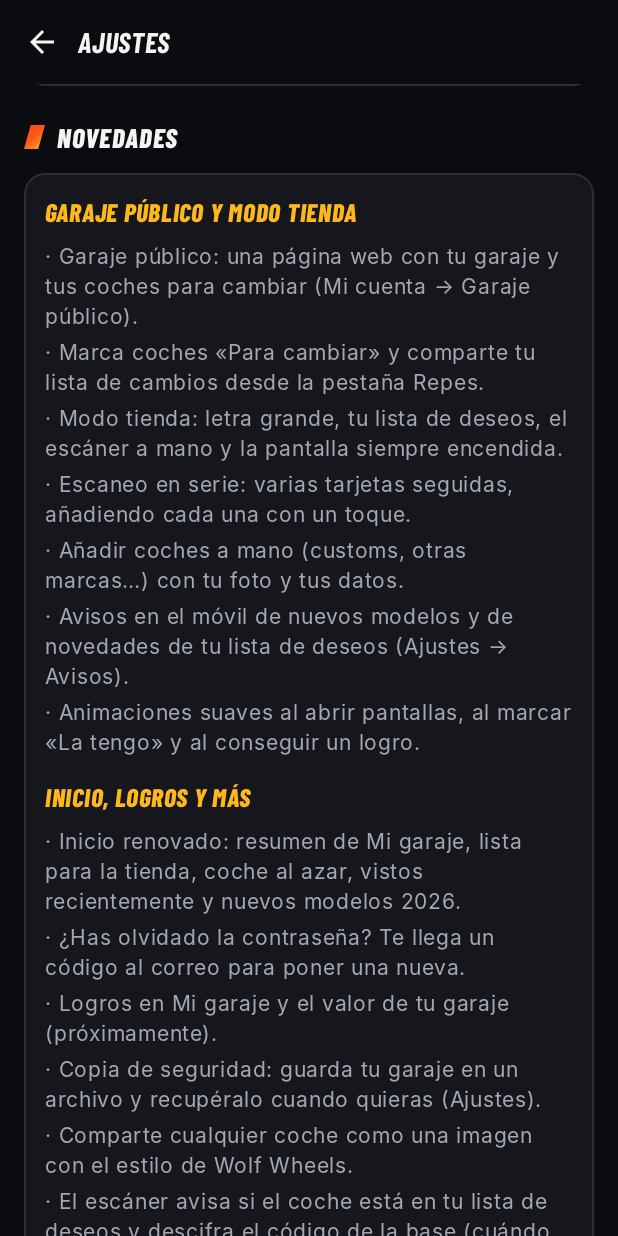
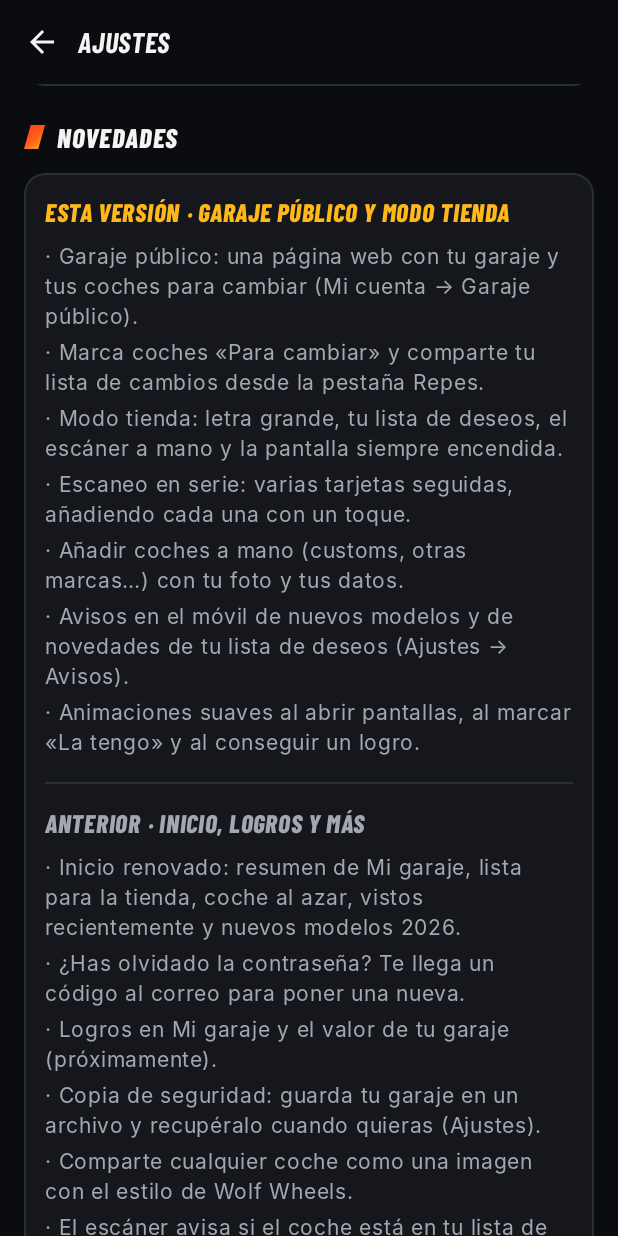
Before and after one commit to jonatanmonteror-gif/noir-wheels, an Android app built with Jetpack Compose: the composable SettingsScreen shown on its own in the app's theme, scrolled down 1074 dp, on a phone screen of 412 x 824 dp. Run offline under Robolectric (Android 15) with nearby library versions, the phone set to English and light mode, and no system bars; 3 statements that could not run were skipped.

Commit message:
What's new: only this version and the previous one
Co-Authored-By: Claude Opus 5.5 <noreply@anthropic.com>
Claude-Session: https://claude.ai/code/session_016Xm7Stuafj4dAg9p9cGLXt

```diff
--- a/app/src/main/java/com/wolfwheels/app/ui/SettingsScreen.kt
+++ b/app/src/main/java/com/wolfwheels/app/ui/SettingsScreen.kt
@@ -199,9 +199,13 @@ fun SettingsScreen() {
 
             SectionTitle("Novedades")
             Card {
-                Changelog.entries.forEachIndexed { i, e ->
-                    if (i > 0) Spacer(Modifier.height(12.dp))
-                    Text(e.version.uppercase(), color = WW.amber, fontSize = 17.sp, fontFamily = Barlow, fontWeight = FontWeight.ExtraBold, fontStyle = androidx.compose.ui.text.font.FontStyle.Italic)
+                Changelog.entries.take(2).forEachIndexed { i, e ->
+                    if (i > 0) {
+                        Spacer(Modifier.height(14.dp))
+                        Box(Modifier.fillMaxWidth().height(1.dp).background(WW.line))
+                        Spacer(Modifier.height(14.dp))
+                    }
+                    Text(if (i == 0) "ESTA VERSIÓN · ${e.version.uppercase()}" else "ANTERIOR · ${e.version.uppercase()}", color = if (i == 0) WW.amber else WW.text2, fontSize = 17.sp, fontFamily = Barlow, fontWeight = FontWeight.ExtraBold, fontStyle = androidx.compose.ui.text.font.FontStyle.Italic)
                     Spacer(Modifier.height(6.dp))
                     e.items.forEach { Text("· $it", color = WW.text2, fontSize = 14.sp, lineHeight = 20.sp, modifier = Modifier.padding(vertical = 2.dp)) }
                 }
```
